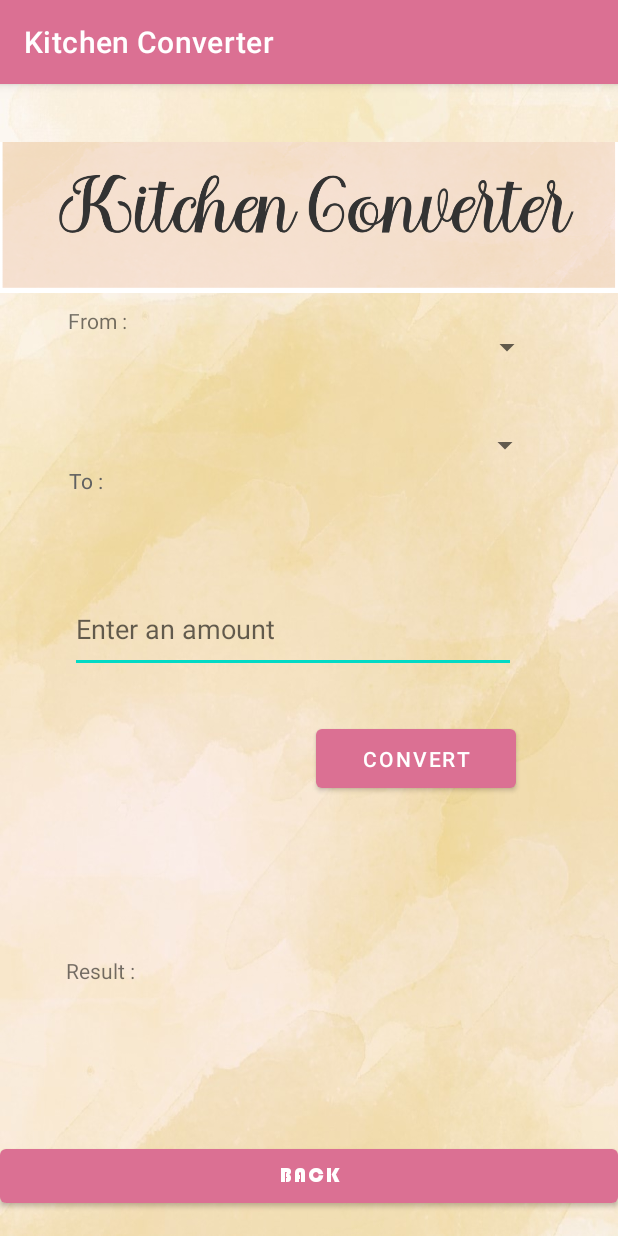
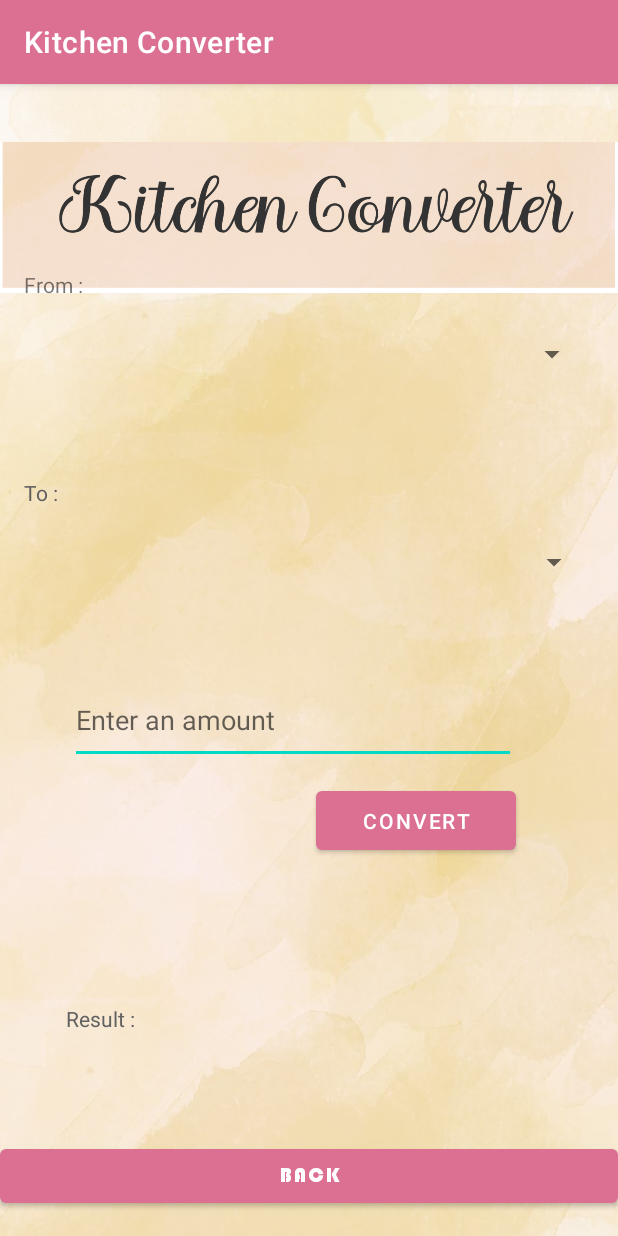
Before and after one commit to Rimwor/Kitchen_Converter, an Android app: the ConvertActivity screen opened directly, with no data from a screen before it, on a phone screen of 412 x 824 dp. Run offline under Robolectric (Android 15) with nearby library versions, the phone set to English and light mode, and no system bars.

Commit message:
Visual Corrections

```diff
--- a/app/src/main/res/layout/convert.xml
+++ b/app/src/main/res/layout/convert.xml
@@ -21,45 +21,46 @@
         android:id="@+id/to"
         android:layout_width="wrap_content"
         android:layout_height="wrap_content"
-        android:layout_marginStart="46dp"
-        android:layout_marginTop="8dp"
-        android:layout_marginEnd="16dp"
+        android:layout_marginTop="16dp"
         android:text="@string/to"
         android:textColor="#616161"
-        app:layout_constraintEnd_toStartOf="@+id/spinner_to"
+        app:layout_constraintEnd_toEndOf="parent"
+        app:layout_constraintHorizontal_bias="0.041"
         app:layout_constraintStart_toStartOf="parent"
         app:layout_constraintTop_toBottomOf="@+id/kitchen_converter" />
 
     <Spinner
         android:id="@+id/spinner_to"
-        android:layout_width="0dp"
-        android:layout_height="51dp"
+        android:layout_width="374dp"
+        android:layout_height="49dp"
         android:layout_marginTop="12dp"
-        android:layout_marginEnd="51dp"
+        android:contentDescription="@string/units_spinner"
         app:layout_constraintEnd_toEndOf="parent"
-        app:layout_constraintStart_toEndOf="@+id/to"
-        app:layout_constraintTop_toBottomOf="@+id/spinner_from" />
+        app:layout_constraintStart_toStartOf="parent"
+        app:layout_constraintTop_toBottomOf="@+id/to"
+        tools:ignore="DuplicateSpeakableTextCheck" />
 
     <TextView
         android:id="@+id/from"
         android:layout_width="wrap_content"
         android:layout_height="wrap_content"
-        android:layout_marginStart="45dp"
+        android:layout_marginTop="124dp"
         android:text="@string/from"
-        app:layout_constraintEnd_toStartOf="@+id/spinner_from"
+        app:layout_constraintEnd_toEndOf="parent"
+        app:layout_constraintHorizontal_bias="0.043"
         app:layout_constraintStart_toStartOf="parent"
-        app:layout_constraintTop_toTopOf="@+id/spinner_from"
+        app:layout_constraintTop_toTopOf="parent"
         tools:ignore="TextContrastCheck" />
 
     <Spinner
         android:id="@+id/spinner_from"
-        android:layout_width="0dp"
-        android:layout_height="55dp"
-        android:layout_marginTop="148dp"
-        android:layout_marginEnd="50dp"
+        android:layout_width="371dp"
+        android:layout_height="49dp"
+        android:layout_marginTop="12dp"
+        android:contentDescription="@string/units_spinner"
         app:layout_constraintEnd_toEndOf="parent"
-        app:layout_constraintStart_toEndOf="@+id/from"
-        app:layout_constraintTop_toTopOf="parent" />
+        app:layout_constraintStart_toStartOf="parent"
+        app:layout_constraintTop_toBottomOf="@+id/from" />
 
     <Button
         android:id="@+id/button"
@@ -82,7 +83,7 @@
         android:id="@+id/enter_an_amount"
         android:layout_width="297dp"
         android:layout_height="58dp"
-        android:layout_marginTop="68dp"
+        android:layout_marginTop="52dp"
         android:layout_marginEnd="68dp"
         android:ems="10"
         android:hint="@string/enter_an_amount"
@@ -100,7 +101,7 @@
         android:layout_marginBottom="96dp"
         android:text="@string/result"
         android:textColor="@color/black"
-        android:textSize="18dp"
+        android:textSize="18sp"
         app:layout_constraintBottom_toBottomOf="parent"
         app:layout_constraintEnd_toEndOf="parent"
         app:layout_constraintHorizontal_bias="0.498"
@@ -130,6 +131,7 @@
         android:layout_marginStart="44dp"
         android:layout_marginTop="76dp"
         android:text="@string/result_txt"
+        android:textColor="#616161"
         app:layout_constraintBottom_toTopOf="@+id/back"
         app:layout_constraintStart_toStartOf="parent"
         app:layout_constraintTop_toBottomOf="@+id/button"
--- a/app/src/main/res/values/strings.xml
+++ b/app/src/main/res/values/strings.xml
@@ -11,6 +11,7 @@
     <string name="convert">CONVERT</string>
     <string name="convert_image">Convert Image</string>
     <string name="back">BACK</string>
+    <string name="units_spinner">Units choice</string>
 
     <!-- QUIT alert window -->
     <string name="quit_question">Are You sure You want to proceed further?</string>
```
Also changed, not shown: 2 other files.
